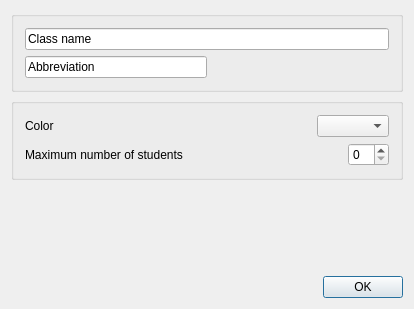
Above: Orar/OrarApp/ClassesDialog.ui from alexandrutm/UnivTimetable before the change. Below: the same form after it.
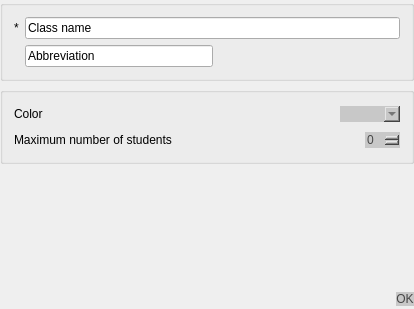
That is the form after the change.

Commit message: Changed the way we edit teacher

Patch:
```diff
--- a/Orar/OrarApp/ClassesDialog.ui
+++ b/Orar/OrarApp/ClassesDialog.ui
@@ -14,6 +14,21 @@
    <string>ClassesDialog</string>
   </property>
   <layout class="QGridLayout" name="gridLayout_6">
+   <property name="leftMargin">
+    <number>0</number>
+   </property>
+   <property name="topMargin">
+    <number>0</number>
+   </property>
+   <property name="rightMargin">
+    <number>0</number>
+   </property>
+   <property name="bottomMargin">
+    <number>0</number>
+   </property>
+   <property name="spacing">
+    <number>0</number>
+   </property>
    <item row="0" column="0">
     <layout class="QGridLayout" name="gridLayout_5">
      <item row="0" column="0">
@@ -24,7 +39,18 @@
        <layout class="QGridLayout" name="gridLayout_2">
         <item row="0" column="0">
          <layout class="QGridLayout" name="gridLayout">
-          <item row="1" column="0">
+          <item row="0" column="1">
+           <layout class="QVBoxLayout" name="verticalLayout">
+            <item>
+             <widget class="QLineEdit" name="Name">
+              <property name="text">
+               <string>Class name</string>
+              </property>
+             </widget>
+            </item>
+           </layout>
+          </item>
+          <item row="1" column="1">
            <layout class="QHBoxLayout" name="horizontalLayout">
             <item>
              <widget class="QLineEdit" name="Abbreviation">
@@ -49,15 +75,11 @@
            </layout>
           </item>
           <item row="0" column="0">
-           <layout class="QVBoxLayout" name="verticalLayout">
-            <item>
-             <widget class="QLineEdit" name="Name">
-              <property name="text">
-               <string>Class name</string>
-              </property>
-             </widget>
-            </item>
-           </layout>
+           <widget class="QLabel" name="label_3">
+            <property name="text">
+             <string>*</string>
+            </property>
+           </widget>
           </item>
          </layout>
         </item>
@@ -81,6 +103,18 @@
        </item>
        <item>
         <widget class="QPushButton" name="Ok">
+         <property name="styleSheet">
+          <string notr="true">QPushButton{
+	font: 75 11pt &quot;Times New Roman&quot;;
+	color: rgb(70, 70, 70);
+	background-color: rgb(200, 200, 200);
+	border: 0px solid;
+}
+
+QPushButton:hover {
+	background-color: rgb(231, 231, 231);
+}</string>
+         </property>
          <property name="text">
           <string>OK</string>
          </property>
@@ -119,7 +153,20 @@
              </spacer>
             </item>
             <item>
-             <widget class="QComboBox" name="Color"/>
+             <widget class="QComboBox" name="Color">
+              <property name="styleSheet">
+               <string notr="true">QComboBox{
+	font: 75 11pt &quot;Times New Roman&quot;;
+	color: rgb(70, 70, 70);
+	background-color: rgb(200, 200, 200);
+	border: 0px solid;
+}
+
+QComboBox:hover {
+	background-color: rgb(231, 231, 231);
+}</string>
+              </property>
+             </widget>
             </item>
            </layout>
           </item>
@@ -146,7 +193,20 @@
              </spacer>
             </item>
             <item>
-             <widget class="QSpinBox" name="NumberOfStudents"/>
+             <widget class="QSpinBox" name="NumberOfStudents">
+              <property name="styleSheet">
+               <string notr="true">QSpinBox{
+	font: 75 11pt &quot;Times New Roman&quot;;
+	color: rgb(70, 70, 70);
+	background-color: rgb(200, 200, 200);
+	border: 0px solid;
+}
+
+QSpinBox:hover {
+	background-color: rgb(231, 231, 231);
+}</string>
+              </property>
+             </widget>
             </item>
            </layout>
           </item>
```
The commit also changes 8 other files.
